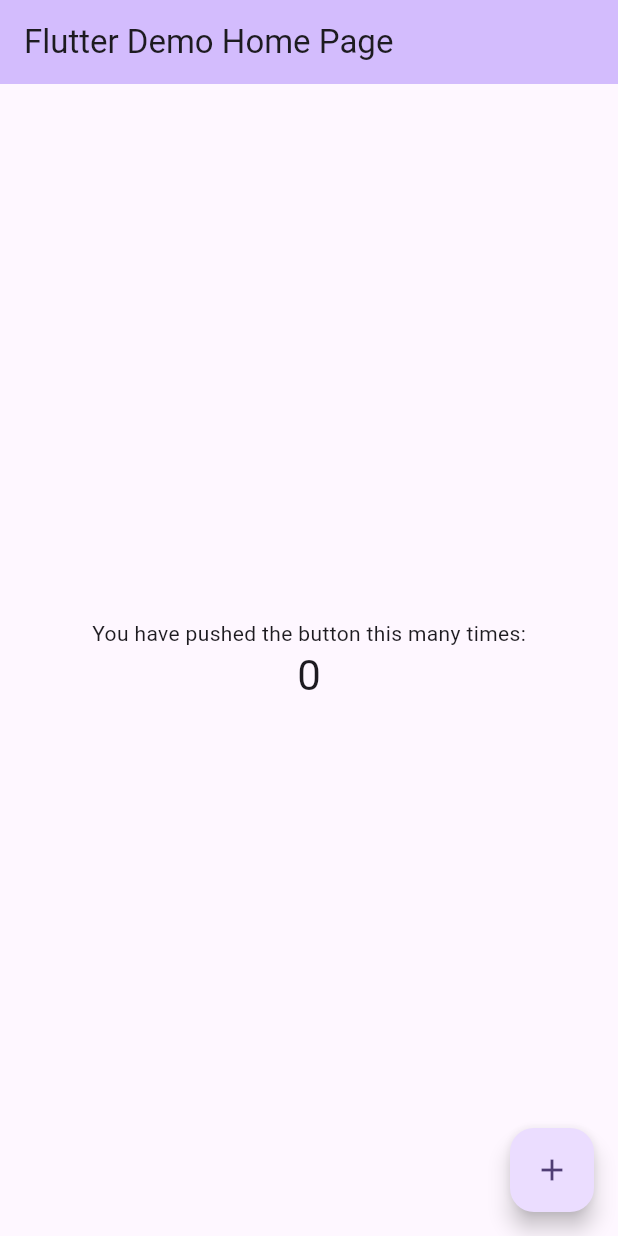
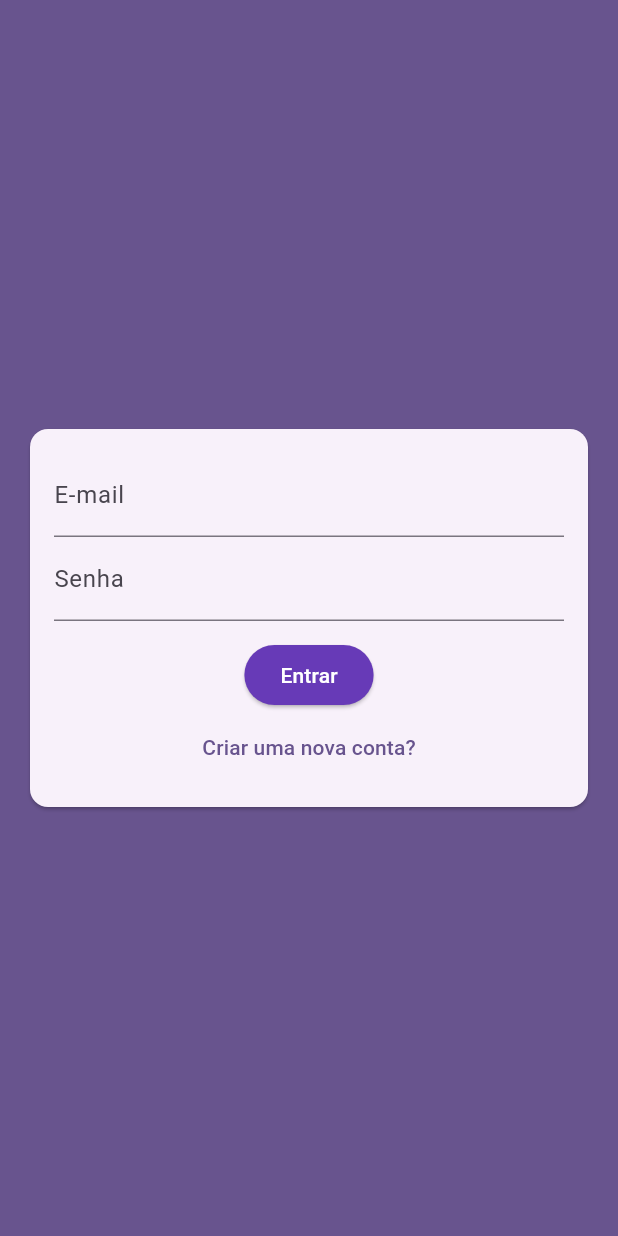
Before and after one commit to AmilcarPBJ/chat-app, a Flutter app: the screen it shows after launch, on a phone screen of 412 x 824 dp. Run offline on Flutter 3.47's test engine with Material 3 defaults, Android fonts, the phone set to English and light mode, and no system bars; our stand-ins replace image_picker.

Commit message:
Construção da tela de autenticação

```diff
--- /dev/null
+++ b/lib/components/auth_form.dart
@@ -0,0 +1,130 @@
+import 'dart:io';
+
+import 'package:chat_app/components/user_image_picker.dart';
+import 'package:chat_app/models/auth_form_data.dart';
+import 'package:flutter/material.dart';
+
+class AuthForm extends StatefulWidget {
+  final void Function(AuthFormData) onSubmit;
+  const AuthForm({
+    super.key,
+    required this.onSubmit,
+  });
+
+  @override
+  State<AuthForm> createState() => _AuthFormState();
+}
+
+class _AuthFormState extends State<AuthForm> {
+  final _formKey = GlobalKey<FormState>();
+  final _formData = AuthFormData();
+
+  void _handleImagePick(File image) {
+    _formData.image = image;
+  }
+
+  void _showError(String msg) {
+    ScaffoldMessenger.of(context).showSnackBar(
+      SnackBar(
+        content: Text(msg),
+        backgroundColor: Theme.of(context).colorScheme.error,
+      ),
+    );
+  }
+
+  void _submit() {
+    final isValid = _formKey.currentState?.validate() ?? false;
+    if (!isValid) return;
+
+    if (_formData.image == null && _formData.isSignup) {
+      return _showError('Imagem não selecionada!');
+    }
+
+    widget.onSubmit(_formData);
+  }
+
+  @override
+  Widget build(BuildContext context) {
+    return Card(
+      margin: const EdgeInsets.all(20),
+      child: Padding(
+        padding: const EdgeInsets.all(16),
+        child: Form(
+            key: _formKey,
+            child: Column(
+              children: [
+                if (_formData.isSignup)
+                  UserImagePicker(
+                    onImagePick: _handleImagePick,
+                  ),
+                if (_formData.isSignup)
+                  TextFormField(
+                    key: const ValueKey('name'),
+                    initialValue: _formData.name,
+                    onChanged: (name) => _formData.name = name,
+                    decoration: const InputDecoration(labelText: 'Nome'),
+                    validator: (nameInput) {
+                      final name = nameInput ?? '';
+                      if (name.trim().length < 5) {
+                        return 'Nome deve ter no mínimo 5 caracteres';
+                      }
+                      return null;
+                    },
+                  ),
+                TextFormField(
+                  key: const ValueKey('email'),
+                  initialValue: _formData.email,
+                  onChanged: (email) => _formData.email = email,
+                  decoration: const InputDecoration(labelText: 'E-mail'),
+                  validator: (emailInput) {
+                    final email = emailInput ?? '';
+                    if (!email.contains('@')) {
+                      return 'E-mail informado não é válido.';
+                    }
+                    return null;
+                  },
+                ),
+                TextFormField(
+                  key: const ValueKey('password'),
+                  initialValue: _formData.password,
+                  onChanged: (password) => _formData.password = password,
+                  obscureText: true,
+                  decoration: const InputDecoration(labelText: 'Senha'),
+                  validator: (passwordInput) {
+                    final password = passwordInput ?? '';
+                    if (password.length < 6) {
+                      return 'Senha deve ter no mínimo 6 caracteres!';
+                    }
+                    return null;
+                  },
+                ),
+                const SizedBox(height: 12),
+                ElevatedButton(
+                  style: const ButtonStyle(
+                      backgroundColor:
+                          WidgetStatePropertyAll(Colors.deepPurple),
+                      foregroundColor: WidgetStatePropertyAll(Colors.white)),
+                  onPressed: _submit,
+                  child: Text(
+                    _formData.isLogin ? 'Entrar' : 'Cadastrar',
+                    style: const TextStyle(color: Colors.white),
+                  ),
+                ),
+                TextButton(
+                  onPressed: () {
+                    setState(() {
+                      _formData.toggleAuthMode();
+                    });
+                  },
+                  child: Text(
+                    _formData.isLogin
+                        ? 'Criar uma nova conta?'
+                        : 'Já possui conta?',
+                  ),
+                )
+              ],
+            )),
+      ),
+    );
+  }
+}
--- a/lib/main.dart
+++ b/lib/main.dart
@@ -1,3 +1,4 @@
+import 'package:chat_app/pages/auth_page.dart';
 import 'package:flutter/material.dart';
 
 void main() {
@@ -13,113 +14,11 @@ class MyApp extends StatelessWidget {
     return MaterialApp(
       title: 'Flutter Demo',
       theme: ThemeData(
-        // This is the theme of your application.
-        //
-        // TRY THIS: Try running your application with "flutter run". You'll see
-        // the application has a purple toolbar. Then, without quitting the app,
-        // try changing the seedColor in the colorScheme below to Colors.green
-        // and then invoke "hot reload" (save your changes or press the "hot
-        // reload" button in a Flutter-supported IDE, or press "r" if you used
-        // the command line to start the app).
-        //
-        // Notice that the counter didn't reset back to zero; the application
-        // state is not lost during the reload. To reset the state, use hot
-        // restart instead.
-        //
-        // This works for code too, not just values: Most code changes can be
-        // tested with just a hot reload.
         colorScheme: ColorScheme.fromSeed(seedColor: Colors.deepPurple),
         useMaterial3: true,
       ),
-      home: const MyHomePage(title: 'Flutter Demo Home Page'),
+      home: const AuthPage(),
+      debugShowCheckedModeBanner: false,
     );
   }
 }
-
-class MyHomePage extends StatefulWidget {
-  const MyHomePage({super.key, required this.title});
-
-  // This widget is the home page of your application. It is stateful, meaning
-  // that it has a State object (defined below) that contains fields that affect
-  // how it looks.
-
-  // This class is the configuration for the state. It holds the values (in this
-  // case the title) provided by the parent (in this case the App widget) and
-  // used by the build method of the State. Fields in a Widget subclass are
-  // always marked "final".
-
-  final String title;
-
-  @override
-  State<MyHomePage> createState() => _MyHomePageState();
-}
-
-class _MyHomePageState extends State<MyHomePage> {
-  int _counter = 0;
-
-  void _incrementCounter() {
-    setState(() {
-      // This call to setState tells the Flutter framework that something has
-      // changed in this State, which causes it to rerun the build method below
-      // so that the display can reflect the updated values. If we changed
-      // _counter without calling setState(), then the build method would not be
-      // called again, and so nothing would appear to happen.
-      _counter++;
-    });
-  }
-
-  @override
-  Widget build(BuildContext context) {
-    // This method is rerun every time setState is called, for instance as done
-    // by the _incrementCounter method above.
-    //
-    // The Flutter framework has been optimized to make rerunning build methods
-    // fast, so that you can just rebuild anything that needs updating rather
-    // than having to individually change instances of widgets.
-    return Scaffold(
-      appBar: AppBar(
-        // TRY THIS: Try changing the color here to a specific color (to
-        // Colors.amber, perhaps?) and trigger a hot reload to see the AppBar
-        // change color while the other colors stay the same.
-        backgroundColor: Theme.of(context).colorScheme.inversePrimary,
-        // Here we take the value from the MyHomePage object that was created by
-        // the App.build method, and use it to set our appbar title.
-        title: Text(widget.title),
-      ),
-      body: Center(
-        // Center is a layout widget. It takes a single child and positions it
-        // in the middle of the parent.
-        child: Column(
-          // Column is also a layout widget. It takes a list of children and
-          // arranges them vertically. By default, it sizes itself to fit its
-          // children horizontally, and tries to be as tall as its parent.
-          //
-          // Column has various properties to control how it sizes itself and
-          // how it positions its children. Here we use mainAxisAlignment to
-          // center the children vertically; the main axis here is the vertical
-          // axis because Columns are vertical (the cross axis would be
-          // horizontal).
-          //
-          // TRY THIS: Invoke "debug painting" (choose the "Toggle Debug Paint"
-          // action in the IDE, or press "p" in the console), to see the
-          // wireframe for each widget.
-          mainAxisAlignment: MainAxisAlignment.center,
-          children: <Widget>[
-            const Text(
-              'You have pushed the button this many times:',
-            ),
-            Text(
-              '$_counter',
-              style: Theme.of(context).textTheme.headlineMedium,
-            ),
-          ],
-        ),
-      ),
-      floatingActionButton: FloatingActionButton(
-        onPressed: _incrementCounter,
-        tooltip: 'Increment',
-        child: const Icon(Icons.add),
-      ), // This trailing comma makes auto-formatting nicer for build methods.
-    );
-  }
-}
--- /dev/null
+++ b/lib/models/auth_form_data.dart
@@ -0,0 +1,23 @@
+import 'dart:io';
+
+enum AuthMode { signup, login }
+
+class AuthFormData {
+  String name = '';
+  String email = '';
+  String password = '';
+  File? image;
+  AuthMode _mode = AuthMode.login;
+
+  bool get isLogin {
+    return _mode == AuthMode.login;
+  }
+
+  bool get isSignup {
+    return _mode == AuthMode.signup;
+  }
+
+  void toggleAuthMode() {
+    _mode = isLogin ? AuthMode.signup : AuthMode.login;
+  }
+}
--- /dev/null
+++ b/lib/pages/auth_page.dart
@@ -0,0 +1,46 @@
+import 'package:chat_app/models/auth_form_data.dart';
+import 'package:chat_app/components/auth_form.dart';
+import 'package:flutter/material.dart';
+
+class AuthPage extends StatefulWidget {
+  const AuthPage({super.key});
+
+  @override
+  State<AuthPage> createState() => _AuthPageState();
+}
+
+class _AuthPageState extends State<AuthPage> {
+  bool _isLoading = false;
+
+  void _handleSubmit(AuthFormData formData) {
+    setState(() => _isLoading = true);
+    print('AuthPage...');
+    print(formData.email);
+    //setState(() => _isLoading = false);
+  }
+
+  @override
+  Widget build(BuildContext context) {
+    return Scaffold(
+      backgroundColor: Theme.of(context).primaryColor,
+      body: Stack(
+        children: [
+          Center(
+            child: SingleChildScrollView(
+              child: AuthForm(onSubmit: _handleSubmit),
+            ),
+          ),
+          if (_isLoading)
+            Container(
+              decoration: const BoxDecoration(
+                color: Color.fromRGBO(0, 0, 0, 0.5),
+              ),
+              child: const Center(
+                child: CircularProgressIndicator(),
+              ),
+            ),
+        ]
+      ),
+    );
+  }
+}
--- a/pubspec.yaml
+++ b/pubspec.yaml
@@ -35,6 +35,7 @@ dependencies:
   # The following adds the Cupertino Icons font to your application.
   # Use with the CupertinoIcons class for iOS style icons.
   cupertino_icons: ^1.0.8
+  image_picker: ^1.1.2
 
 dev_dependencies:
   flutter_test:
```
Also changed, not shown: lib/components/user_image_picker.dart (added, +63 -0 lines), lib/pages/loading_page.dart (added, +29 -0 lines), pubspec.lock, 6 other files.
